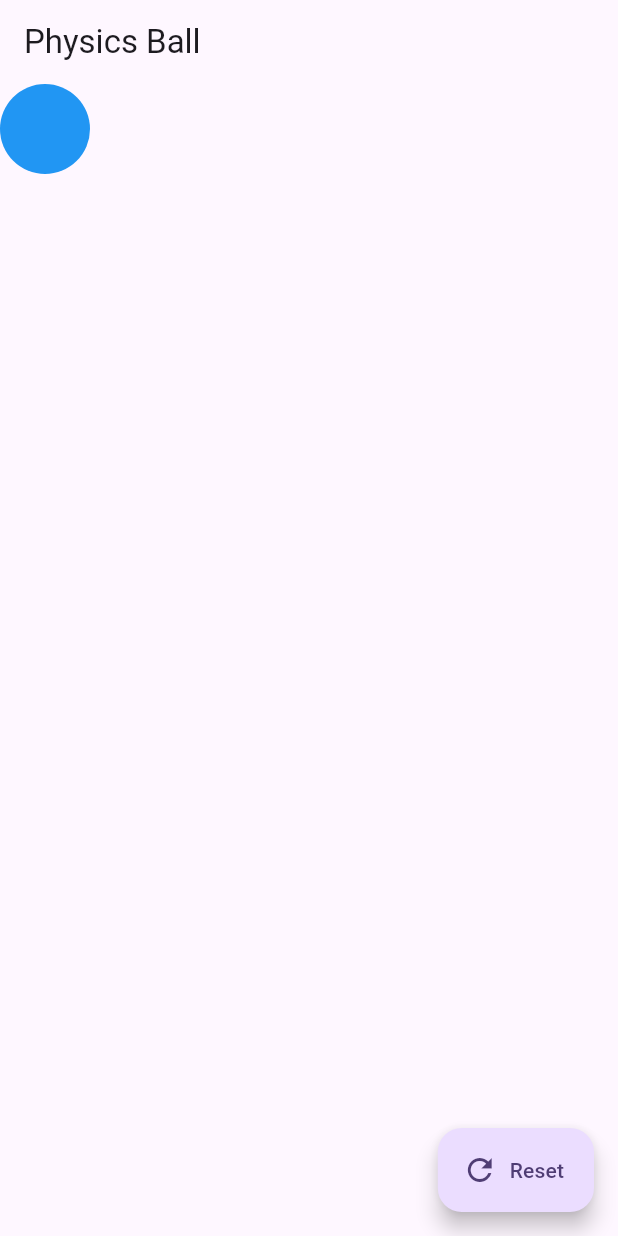
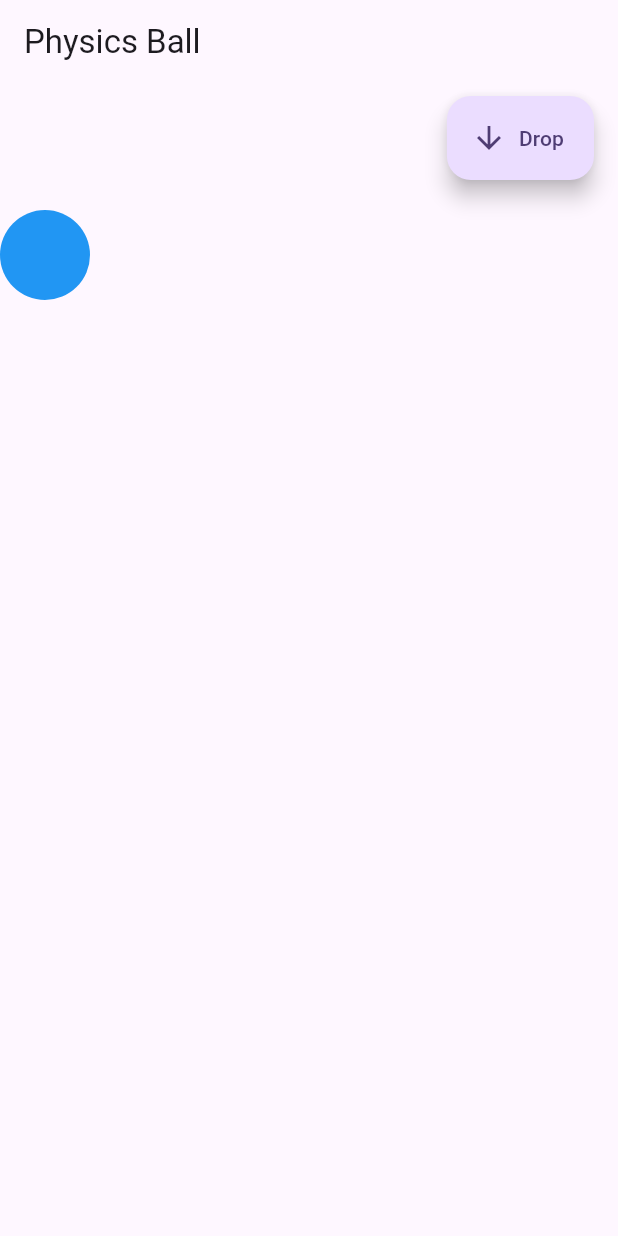
Before and after one commit to yaroslav20568/physics_ball, a Flutter app: the GameScreen screen opened directly, on a phone screen of 412 x 824 dp. Run offline on Flutter 3.47's test engine with Material 3 defaults, Android fonts, the phone set to English and light mode, and no system bars; statements that could not run were skipped.

Commit message:
fix: change button to Drop and reposition elements with spacing

```diff
--- a/lib/screens/game_screen.dart
+++ b/lib/screens/game_screen.dart
@@ -48,10 +48,13 @@ class _GameScreenState extends State<GameScreen> with TickerProviderStateMixin {
     final random = Random();
     final ballDiameter = GameConstants.ballRadius * 2;
     final isLeftSide = random.nextBool();
+    final buttonHeight = 56.0;
+    final buttonTop = 8.0;
+    final spacing = 20.0;
 
     setState(() {
       ballX = isLeftSide ? 0.0 : screenWidth - ballDiameter;
-      ballY = 0.0;
+      ballY = buttonTop + buttonHeight + spacing;
       velocityX = isLeftSide
           ? GameConstants.initialVelocityX
           : -GameConstants.initialVelocityX;
@@ -128,9 +131,13 @@ class _GameScreenState extends State<GameScreen> with TickerProviderStateMixin {
           final random = Random();
           final ballDiameter = GameConstants.ballRadius * 2;
           final isLeftSide = random.nextBool();
+          final buttonHeight = 56.0;
+          final buttonTop = 8.0;
+          final spacing = 20.0;
 
           setState(() {
             ballX = isLeftSide ? 0.0 : screenWidth - ballDiameter;
+            ballY = buttonTop + buttonHeight + spacing;
             velocityX = isLeftSide
                 ? GameConstants.initialVelocityX
                 : -GameConstants.initialVelocityX;
@@ -142,12 +149,18 @@ class _GameScreenState extends State<GameScreen> with TickerProviderStateMixin {
     return Scaffold(
       appBar: AppBar(title: const Text('Physics Ball')),
       body: Stack(
-        children: [if (ballX != null) BallWidget(x: ballX!, y: ballY)],
-      ),
-      floatingActionButton: FloatingActionButton.extended(
-        onPressed: _resetBall,
-        label: const Text('Reset'),
-        icon: const Icon(Icons.refresh),
+        children: [
+          if (ballX != null) BallWidget(x: ballX!, y: ballY),
+          Positioned(
+            right: 16.0,
+            top: 8.0,
+            child: FloatingActionButton.extended(
+              onPressed: _resetBall,
+              label: const Text('Drop'),
+              icon: const Icon(Icons.arrow_downward),
+            ),
+          ),
+        ],
       ),
     );
   }
```
